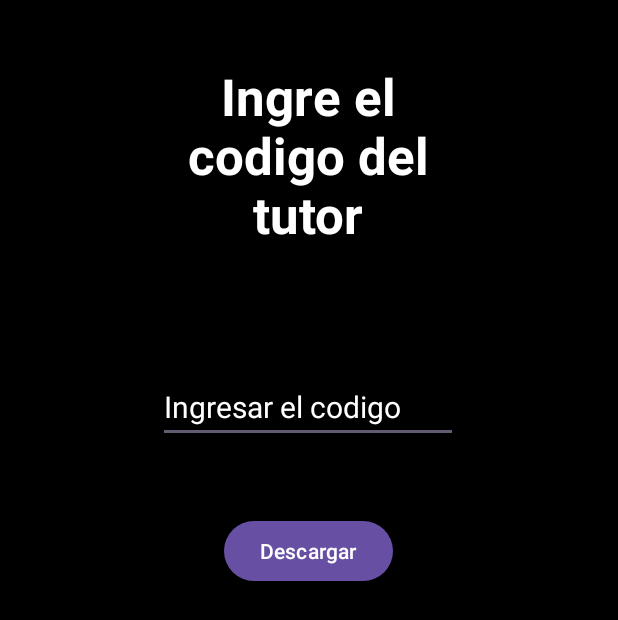
After one commit to raykevinconcha/TutoriasLaborales, an Android app: the Codigo_tutor screen opened directly, with no data from a screen before it, on a phone screen of 412 x 824 dp. The commit adds this screen. Shown: the top 620 px of the screen. Run offline under Robolectric (Android 15) with nearby library versions, the phone set to English and light mode, and no system bars.

```diff
--- /dev/null
+++ b/app/src/main/java/com/example/tutoriaslaborales/Codigo_tutor.java
@@ -0,0 +1,78 @@
+package com.example.tutoriaslaborales;
+
+import androidx.appcompat.app.AppCompatActivity;
+import android.content.pm.PackageManager;
+import android.Manifest;
+import android.os.Bundle;
+import android.os.Environment;
+import android.widget.Button;
+import android.widget.EditText;
+import android.widget.Toast;
+import androidx.annotation.NonNull;
+import androidx.core.app.ActivityCompat;
+import androidx.core.content.ContextCompat;
+
+import java.io.File;
+import java.io.FileWriter;
+import java.io.IOException;
+
+public class Codigo_tutor extends AppCompatActivity {
+    private static final int REQUEST_CODE = 1;
+    @Override
+    protected void onCreate(Bundle savedInstanceState) {
+        super.onCreate(savedInstanceState);
+        setContentView(R.layout.activity_codigo_tutor);
+
+        Button descarga = findViewById(R.id.descarga);
+        descarga.setOnClickListener(view -> {
+            if (ContextCompat.checkSelfPermission(Codigo_tutor.this, Manifest.permission.WRITE_EXTERNAL_STORAGE) != PackageManager.PERMISSION_GRANTED) {
+                // Si no lo tienes, solicita el permiso
+                ActivityCompat.requestPermissions(Codigo_tutor.this, new String[]{Manifest.permission.WRITE_EXTERNAL_STORAGE}, REQUEST_CODE);
+            } else {
+                // Si ya tienes el permiso, puedes crear y escribir en el archivo
+                crearYEsribirArchivo();
+            }
+        });
+    }
+
+    private void crearYEsribirArchivo() {
+        // Define el nombre del archivo y la ruta
+        String fileName = "mi_archivo.txt";
+        String filePath = Environment.getExternalStorageDirectory().getPath() + File.separator + fileName;
+
+        // Crea un objeto File
+        File file = new File(filePath);
+
+        try {
+            // Crea el archivo si no existe
+            if (!file.exists()) {
+                file.createNewFile();
+            }
+
+            // Abre un FileWriter para escribir en el archivo
+            FileWriter writer = new FileWriter(file);
+            EditText editText = findViewById(R.id.codigo); // Obtén una referencia al EditText
+
+            String valorIngresado = editText.getText().toString();
+            // Escribe el contenido en el archivo
+            writer.write(valorIngresado);
+
+            // Cierra el FileWriter
+            writer.close();
+        } catch (IOException e) {
+            e.printStackTrace();
+        }
+    }
+
+    public void onRequestPermissionsResult(int requestCode, @NonNull String[] permissions, @NonNull int[] grantResults) {
+        super.onRequestPermissionsResult(requestCode, permissions, grantResults);
+        if (requestCode == REQUEST_CODE) {
+            if (grantResults.length > 0 && grantResults[0] == PackageManager.PERMISSION_GRANTED) {
+                // Permiso concedido, crea y escribe en el archivo
+                crearYEsribirArchivo();
+            } else {
+                Toast.makeText(Codigo_tutor.this, "no tienes permiso de almanacenamiento", Toast.LENGTH_SHORT).show();
+            }
+        }
+    }
+}
--- /dev/null
+++ b/app/src/main/res/layout/activity_codigo_tutor.xml
@@ -0,0 +1,51 @@
+<?xml version="1.0" encoding="utf-8"?>
+<androidx.constraintlayout.widget.ConstraintLayout xmlns:android="http://schemas.android.com/apk/res/android"
+    xmlns:app="http://schemas.android.com/apk/res-auto"
+    xmlns:tools="http://schemas.android.com/tools"
+    android:layout_width="match_parent"
+    android:layout_height="match_parent"
+    android:background="@color/black"
+    tools:context=".Codigo_tutor">
+
+    <TextView
+        android:id="@+id/textView"
+        android:layout_width="226dp"
+        android:layout_height="158dp"
+        android:text="Ingre el codigo del tutor"
+        android:textAlignment="center"
+        android:textColor="@color/white"
+        android:textSize="34sp"
+        android:textStyle="bold"
+        app:layout_constraintBottom_toBottomOf="parent"
+        app:layout_constraintEnd_toEndOf="parent"
+        app:layout_constraintHorizontal_bias="0.497"
+        app:layout_constraintStart_toStartOf="parent"
+        app:layout_constraintTop_toTopOf="parent"
+        app:layout_constraintVertical_bias="0.062" />
+
+    <EditText
+        android:id="@+id/codigo"
+        android:layout_width="200dp"
+        android:layout_height="wrap_content"
+        android:layout_marginTop="48dp"
+        android:hint="Ingresar el codigo"
+        android:textColorHint="@color/white"
+        android:textColor="@color/white"
+        android:textSize="20dp"
+        app:layout_constraintEnd_toEndOf="parent"
+        app:layout_constraintHorizontal_bias="0.497"
+        app:layout_constraintStart_toStartOf="parent"
+        app:layout_constraintTop_toBottomOf="@+id/textView"
+        android:inputType="number"/>
+
+    <Button
+        android:id="@+id/descarga"
+        android:layout_width="wrap_content"
+        android:layout_height="wrap_content"
+        android:layout_marginTop="48dp"
+        android:text="Descargar"
+        app:layout_constraintEnd_toEndOf="parent"
+        app:layout_constraintHorizontal_bias="0.498"
+        app:layout_constraintStart_toStartOf="parent"
+        app:layout_constraintTop_toBottomOf="@+id/codigo" />
+</androidx.constraintlayout.widget.ConstraintLayout>
```
Also changed, not shown: app/src/main/AndroidManifest.xml (+15 -0 lines), app/src/main/java/com/example/tutoriaslaborales/MainActivity.java (+63 -2 lines), app/src/main/java/com/example/tutoriaslaborales/Tutor.java (+8 -0 lines).
